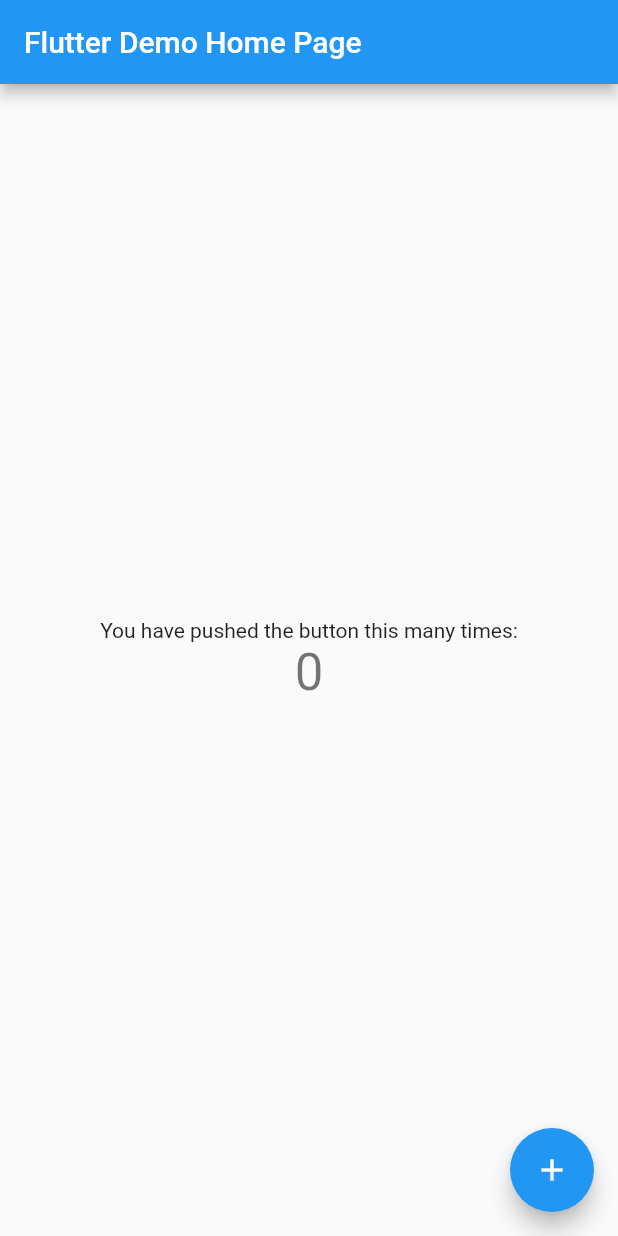
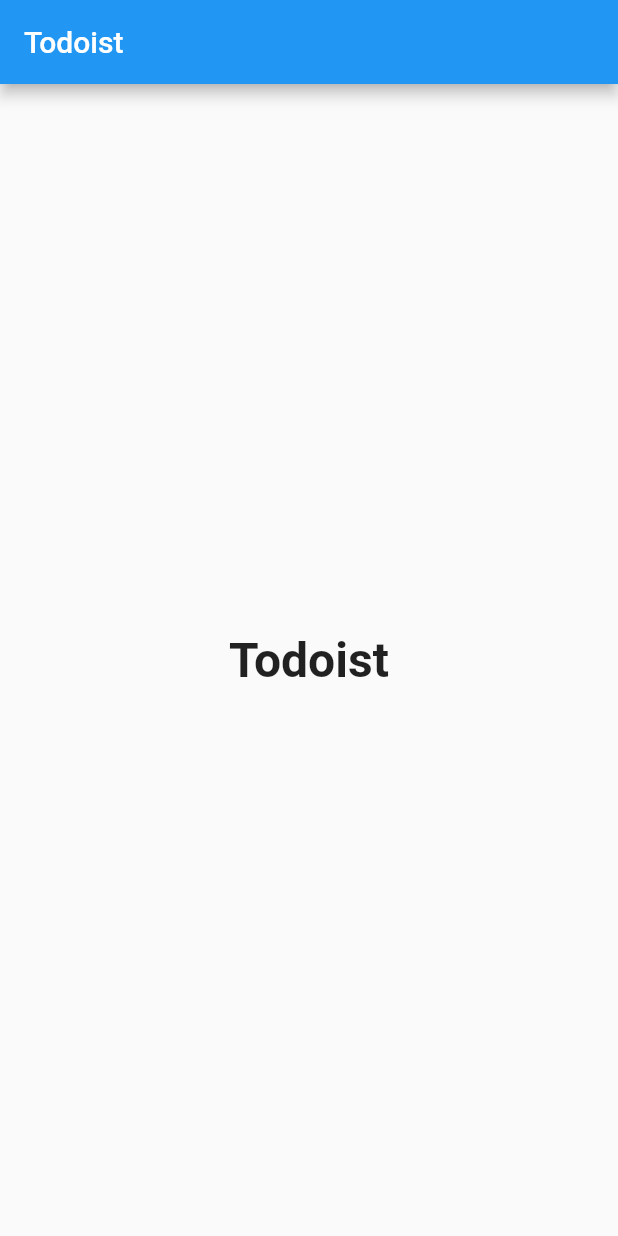
Before and after one commit to aakritsubedi/todoist, a Flutter app: the screen it shows after launch, on a phone screen of 412 x 824 dp. Run offline on Flutter 3.47's test engine with Material 2 defaults, Android fonts, the phone set to English and light mode, and no system bars.

Commit message:
Cleanup codebase and initilize todoist project

```diff
--- a/lib/main.dart
+++ b/lib/main.dart
@@ -1,4 +1,6 @@
 import 'package:flutter/material.dart';
+
+import 'package:todoist/pages/home.dart';
 
 void main() {
   runApp(MyApp());
@@ -11,107 +13,10 @@ class MyApp extends StatelessWidget {
     return MaterialApp(
       title: 'Flutter Demo',
       theme: ThemeData(
-        // This is the theme of your application.
-        //
-        // Try running your application with "flutter run". You'll see the
-        // application has a blue toolbar. Then, without quitting the app, try
-        // changing the primarySwatch below to Colors.green and then invoke
-        // "hot reload" (press "r" in the console where you ran "flutter run",
-        // or simply save your changes to "hot reload" in a Flutter IDE).
-        // Notice that the counter didn't reset back to zero; the application
-        // is not restarted.
         primarySwatch: Colors.blue,
-        // This makes the visual density adapt to the platform that you run
-        // the app on. For desktop platforms, the controls will be smaller and
-        // closer together (more dense) than on mobile platforms.
         visualDensity: VisualDensity.adaptivePlatformDensity,
       ),
-      home: MyHomePage(title: 'Flutter Demo Home Page'),
+      home: MyHomePage(title: 'Todoist'),
     );
   }
 }
-
-class MyHomePage extends StatefulWidget {
-  MyHomePage({Key key, this.title}) : super(key: key);
-
-  // This widget is the home page of your application. It is stateful, meaning
-  // that it has a State object (defined below) that contains fields that affect
-  // how it looks.
-
-  // This class is the configuration for the state. It holds the values (in this
-  // case the title) provided by the parent (in this case the App widget) and
-  // used by the build method of the State. Fields in a Widget subclass are
-  // always marked "final".
-
-  final String title;
-
-  @override
-  _MyHomePageState createState() => _MyHomePageState();
-}
-
-class _MyHomePageState extends State<MyHomePage> {
-  int _counter = 0;
-
-  void _incrementCounter() {
-    setState(() {
-      // This call to setState tells the Flutter framework that something has
-      // changed in this State, which causes it to rerun the build method below
-      // so that the display can reflect the updated values. If we changed
-      // _counter without calling setState(), then the build method would not be
-      // called again, and so nothing would appear to happen.
-      _counter++;
-    });
-  }
-
-  @override
-  Widget build(BuildContext context) {
-    // This method is rerun every time setState is called, for instance as done
-    // by the _incrementCounter method above.
-    //
-    // The Flutter framework has been optimized to make rerunning build methods
-    // fast, so that you can just rebuild anything that needs updating rather
-    // than having to individually change instances of widgets.
-    return Scaffold(
-      appBar: AppBar(
-        // Here we take the value from the MyHomePage object that was created by
-        // the App.build method, and use it to set our appbar title.
-        title: Text(widget.title),
-      ),
-      body: Center(
-        // Center is a layout widget. It takes a single child and positions it
-        // in the middle of the parent.
-        child: Column(
-          // Column is also a layout widget. It takes a list of children and
-          // arranges them vertically. By default, it sizes itself to fit its
-          // children horizontally, and tries to be as tall as its parent.
-          //
-          // Invoke "debug painting" (press "p" in the console, choose the
-          // "Toggle Debug Paint" action from the Flutter Inspector in Android
-          // Studio, or the "Toggle Debug Paint" command in Visual Studio Code)
-          // to see the wireframe for each widget.
-          //
-          // Column has various properties to control how it sizes itself and
-          // how it positions its children. Here we use mainAxisAlignment to
-          // center the children vertically; the main axis here is the vertical
-          // axis because Columns are vertical (the cross axis would be
-          // horizontal).
-          mainAxisAlignment: MainAxisAlignment.center,
-          children: <Widget>[
-            Text(
-              'You have pushed the button this many times:',
-            ),
-            Text(
-              '$_counter',
-              style: Theme.of(context).textTheme.headline4,
-            ),
-          ],
-        ),
-      ),
-      floatingActionButton: FloatingActionButton(
-        onPressed: _incrementCounter,
-        tooltip: 'Increment',
-        child: Icon(Icons.add),
-      ), // This trailing comma makes auto-formatting nicer for build methods.
-    );
-  }
-}
--- /dev/null
+++ b/lib/pages/home.dart
@@ -0,0 +1,24 @@
+import 'package:flutter/material.dart';
+
+class MyHomePage extends StatefulWidget {
+  MyHomePage({Key key, this.title}) : super(key: key);
+
+  final String title;
+
+  @override
+  _MyHomePageState createState() => _MyHomePageState();
+}
+
+class _MyHomePageState extends State<MyHomePage> {
+  @override
+  Widget build(BuildContext context) {
+    return Scaffold(
+      appBar: AppBar(
+        title: Text(widget.title),
+      ),
+      body: Center(
+          child: Text('Todoist',
+              style: TextStyle(fontSize: 32, fontWeight: FontWeight.bold))),
+    );
+  }
+}
```
Also changed, not shown: 1 other file.
